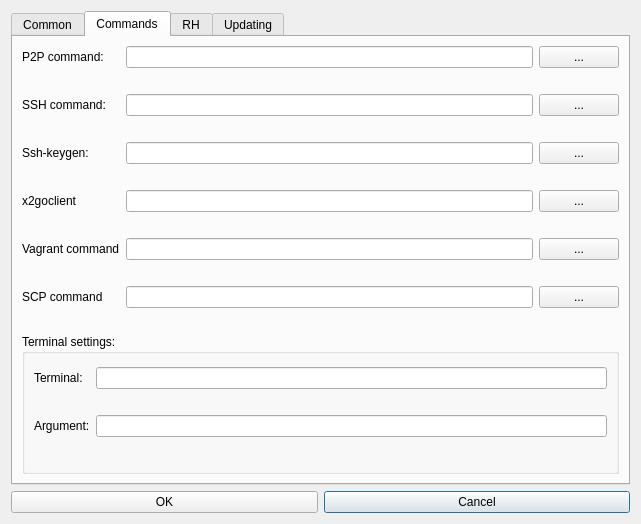
Before: the Qt Designer form hub/forms/DlgSettings.ui in subutai-io/control-center, drawn with Qt 5.
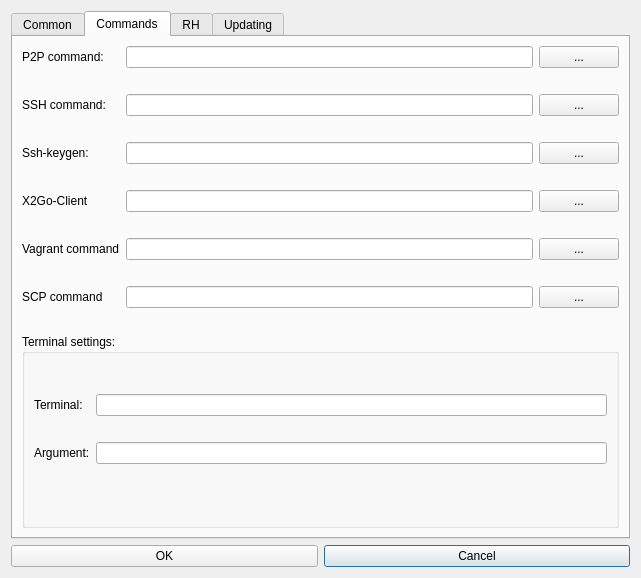
After: the same form once the commit is applied. Icons and pictures are not drawn.

The edit to the form file:
```diff
--- a/hub/forms/DlgSettings.ui
+++ b/hub/forms/DlgSettings.ui
@@ -7,7 +7,7 @@
     <x>0</x>
     <y>0</y>
     <width>641</width>
-    <height>524</height>
+    <height>578</height>
    </rect>
   </property>
   <property name="windowTitle">
@@ -342,7 +342,7 @@
            <item row="6" column="0">
             <widget class="QLabel" name="label_2">
              <property name="text">
-              <string>x2goclient</string>
+              <string>X2Go-Client</string>
              </property>
             </widget>
            </item>
```
